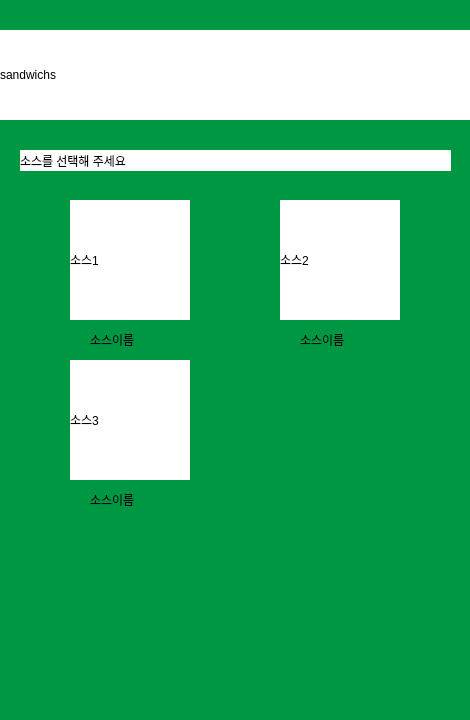
Qt form sandwich_sauce.ui (annual-salary-investigation/sandwich) before a commit.
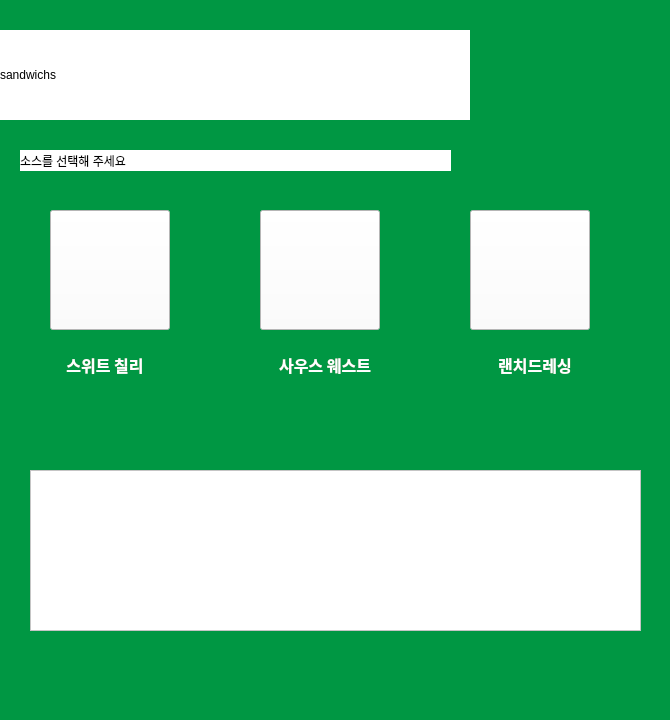
The same form after that commit. Icons and pictures are not drawn.

What changed in the file:
```diff
--- a/sandwich_sauce.ui
+++ b/sandwich_sauce.ui
@@ -6,19 +6,19 @@
    <rect>
     <x>0</x>
     <y>0</y>
-    <width>470</width>
+    <width>670</width>
     <height>720</height>
    </rect>
   </property>
   <property name="minimumSize">
    <size>
-    <width>470</width>
+    <width>670</width>
     <height>720</height>
    </size>
   </property>
   <property name="maximumSize">
    <size>
-    <width>470</width>
+    <width>670</width>
     <height>720</height>
    </size>
   </property>
@@ -56,45 +56,6 @@
     <string>sandwichs</string>
    </property>
   </widget>
-  <widget class="QLabel" name="sname1">
-   <property name="geometry">
-    <rect>
-     <x>90</x>
-     <y>330</y>
-     <width>81</width>
-     <height>20</height>
-    </rect>
-   </property>
-   <property name="text">
-    <string>소스이름</string>
-   </property>
-  </widget>
-  <widget class="QLabel" name="sname2">
-   <property name="geometry">
-    <rect>
-     <x>300</x>
-     <y>330</y>
-     <width>81</width>
-     <height>20</height>
-    </rect>
-   </property>
-   <property name="text">
-    <string>소스이름</string>
-   </property>
-  </widget>
-  <widget class="QLabel" name="vname3">
-   <property name="geometry">
-    <rect>
-     <x>90</x>
-     <y>490</y>
-     <width>81</width>
-     <height>20</height>
-    </rect>
-   </property>
-   <property name="text">
-    <string>소스이름</string>
-   </property>
-  </widget>
   <widget class="QLabel" name="menubar">
    <property name="geometry">
     <rect>
@@ -111,11 +72,11 @@
     <string>소스를 선택해 주세요</string>
    </property>
   </widget>
-  <widget class="QLabel" name="simg1">
+  <widget class="QPushButton" name="btncheese">
    <property name="geometry">
     <rect>
-     <x>70</x>
-     <y>200</y>
+     <x>50</x>
+     <y>210</y>
      <width>120</width>
      <height>120</height>
     </rect>
@@ -126,18 +87,53 @@
      <height>120</height>
     </size>
    </property>
+   <property name="maximumSize">
+    <size>
+     <width>120</width>
+     <height>120</height>
+    </size>
+   </property>
    <property name="styleSheet">
-    <string notr="true">background: rgb(255, 255, 255);</string>
+    <string notr="true">border-image:url(:/newPrefix/스위트칠리.jpg);
+background: rgb(255, 255, 255);</string>
    </property>
    <property name="text">
-    <string>소스1</string>
+    <string/>
    </property>
   </widget>
   <widget class="QLabel" name="simg2">
    <property name="geometry">
     <rect>
-     <x>280</x>
-     <y>200</y>
+     <x>40</x>
+     <y>330</y>
+     <width>130</width>
+     <height>70</height>
+    </rect>
+   </property>
+   <property name="font">
+    <font>
+     <family>나눔고딕</family>
+     <pointsize>12</pointsize>
+     <weight>75</weight>
+     <bold>true</bold>
+     <stylestrategy>PreferDefault</stylestrategy>
+    </font>
+   </property>
+   <property name="styleSheet">
+    <string notr="true">color: rgb(255, 255, 255);</string>
+   </property>
+   <property name="text">
+    <string>스위트 칠리</string>
+   </property>
+   <property name="alignment">
+    <set>Qt::AlignCenter</set>
+   </property>
+  </widget>
+  <widget class="QPushButton" name="btncheese_2">
+   <property name="geometry">
+    <rect>
+     <x>260</x>
+     <y>210</y>
      <width>120</width>
      <height>120</height>
     </rect>
@@ -148,18 +144,81 @@
      <height>120</height>
     </size>
    </property>
+   <property name="maximumSize">
+    <size>
+     <width>120</width>
+     <height>120</height>
+    </size>
+   </property>
    <property name="styleSheet">
-    <string notr="true">background: rgb(255, 255, 255);</string>
+    <string notr="true">border-image:url(:/newPrefix/사우스웨스트.jpg);
+background: rgb(255, 255, 255);</string>
    </property>
    <property name="text">
-    <string>소스2</string>
+    <string/>
    </property>
   </widget>
   <widget class="QLabel" name="simg3">
    <property name="geometry">
     <rect>
-     <x>70</x>
-     <y>360</y>
+     <x>260</x>
+     <y>330</y>
+     <width>130</width>
+     <height>70</height>
+    </rect>
+   </property>
+   <property name="font">
+    <font>
+     <family>나눔고딕</family>
+     <pointsize>12</pointsize>
+     <weight>75</weight>
+     <bold>true</bold>
+     <stylestrategy>PreferDefault</stylestrategy>
+    </font>
+   </property>
+   <property name="styleSheet">
+    <string notr="true">color: rgb(255, 255, 255);</string>
+   </property>
+   <property name="text">
+    <string>사우스 웨스트</string>
+   </property>
+   <property name="alignment">
+    <set>Qt::AlignCenter</set>
+   </property>
+  </widget>
+  <widget class="QLabel" name="label_10">
+   <property name="geometry">
+    <rect>
+     <x>470</x>
+     <y>330</y>
+     <width>130</width>
+     <height>70</height>
+    </rect>
+   </property>
+   <property name="font">
+    <font>
+     <family>나눔고딕</family>
+     <pointsize>12</pointsize>
+     <weight>75</weight>
+     <bold>true</bold>
+     <stylestrategy>PreferDefault</stylestrategy>
+    </font>
+   </property>
+   <property name="styleSheet">
+    <string notr="true">color: rgb(255, 255, 255);</string>
+   </property>
+   <property name="text">
+    <string>랜치드레싱</string>
+   </property>
+   <property name="alignment">
+    <set>Qt::AlignCenter</set>
+   </property>
+  </widget>
+  <widget class="QPushButton" name="btncheese_4">
+   <property name="geometry">
+    <rect>
+     <x>470</x>
+     <y>210</y>
      <width>120</width>
      <height>120</height>
     </rect>
@@ -170,11 +229,31 @@
      <height>120</height>
     </size>
    </property>
+   <property name="maximumSize">
+    <size>
+     <width>120</width>
+     <height>120</height>
+    </size>
+   </property>
    <property name="styleSheet">
-    <string notr="true">background: rgb(255, 255, 255);</string>
+    <string notr="true">border-image:url(:/newPrefix/랜치드레싱.jpg);
+background: rgb(255, 255, 255);</string>
    </property>
    <property name="text">
-    <string>소스3</string>
+    <string/>
+   </property>
+  </widget>
+  <widget class="QTableWidget" name="tableWidget">
+   <property name="geometry">
+    <rect>
+     <x>30</x>
+     <y>470</y>
+     <width>611</width>
+     <height>161</height>
+    </rect>
+   </property>
+   <property name="styleSheet">
+    <string notr="true">background-color: rgb(255, 255, 255);</string>
    </property>
   </widget>
  </widget>
```
Left out of the diff: 8 changed lines with no effect on the pictures.
